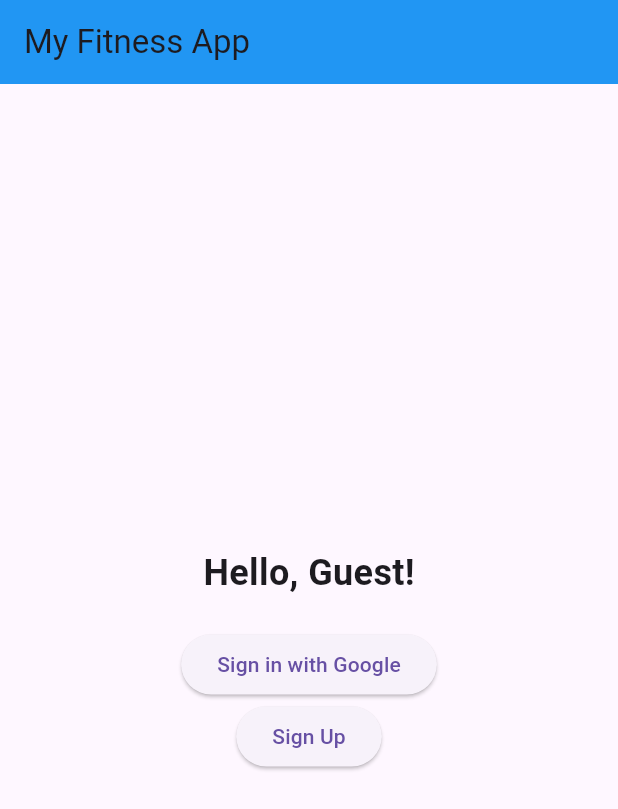
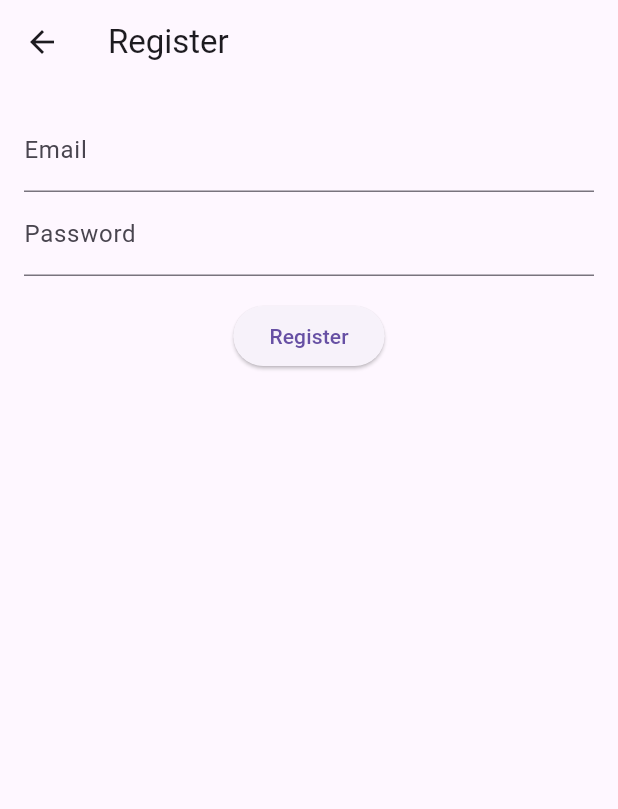
Before and after one commit to frangu617/what_to_do, a Flutter app: the screen it shows after launch, after a tap on "Sign Up", on a phone screen of 412 x 824 dp. Shown: the top 809 px of the screen. Run offline on Flutter 3.47's test engine with Material 3 defaults, Android fonts, the light colour scheme and no system bars; our stand-ins replace firebase_auth; accounts and stored records are empty.

Commit message:
got rid of google sign in, and made a regular login and signup

```diff
--- a/lib/login_screen.dart
+++ b/lib/login_screen.dart
@@ -1,13 +1,15 @@
 import 'package:flutter/material.dart';
 
 class LoginScreen extends StatelessWidget {
+  const LoginScreen({super.key});
+
   @override
   Widget build(BuildContext context) {
     return Scaffold(
       appBar: AppBar(
-        title: Text('Login Screen'),
+        title: const Text('Login Screen'),
       ),
-      body: Center(
+      body: const Center(
         child: Text('Please log in here'),
       ),
     );
--- a/lib/main.dart
+++ b/lib/main.dart
@@ -1,9 +1,11 @@
 import 'package:flutter/material.dart';
 import 'home_screen.dart';
 
-void main() => runApp(MyApp());
+void main() => runApp(const MyApp());
 
 class MyApp extends StatelessWidget {
+  const MyApp({super.key});
+
   @override
   Widget build(BuildContext context) {
     return MaterialApp(
@@ -11,7 +13,7 @@ class MyApp extends StatelessWidget {
       theme: ThemeData(
         primarySwatch: Colors.blue,
       ),
-      home: HomeScreen(),
+      home: const HomeScreen(),
     );
   }
 }
--- a/lib/register_screen.dart
+++ b/lib/register_screen.dart
@@ -0,0 +1,75 @@
+// ignore_for_file: library_private_types_in_public_api
+
+import 'package:flutter/material.dart';
+import 'home_screen.dart';
+
+class RegisterScreen extends StatefulWidget {
+  const RegisterScreen({super.key});
+
+  @override
+  _RegisterScreenState createState() => _RegisterScreenState();
+}
+
+class _RegisterScreenState extends State<RegisterScreen> {
+  final _formKey = GlobalKey<FormState>();
+  String _email = '';
+  String _password = '';
+
+  @override
+  Widget build(BuildContext context) {
+    return Scaffold(
+      appBar: AppBar(
+        title: const Text('Register'),
+      ),
+      body: Padding(
+        padding: const EdgeInsets.all(16),
+        child: Form(
+          key: _formKey,
+          child: Column(
+            children: [
+              TextFormField(
+                decoration: const InputDecoration(labelText: 'Email'),
+                validator: (value) {
+                  if (value!.isEmpty) {
+                    return 'Please enter your email';
+                  }
+                  return null;
+                },
+                onSaved: (value) {
+                  _email = value!;
+                },
+              ),
+              TextFormField(
+                decoration: const InputDecoration(labelText: 'Password'),
+                obscureText: true,
+                validator: (value) {
+                  if (value!.isEmpty) {
+                    return 'Please enter your password';
+                  }
+                  return null;
+                },
+                onSaved: (value) {
+                  _password = value!;
+                },
+              ),
+              const SizedBox(height: 16),
+              ElevatedButton(
+                onPressed: () {
+                  if (_formKey.currentState!.validate()) {
+                    _formKey.currentState!.save();
+                    // Add your registration logic here
+                    Navigator.push(
+                      context,
+                      MaterialPageRoute(builder: (context) => HomeScreen()),
+                    );
+                  }
+                },
+                child: const Text('Register'),
+              ),
+            ],
+          ),
+        ),
+      ),
+    );
+  }
+}
```
Also changed, not shown: lib/home_screen.dart (+11 -25 lines), lib/Google_sign_in.dart (deleted).
